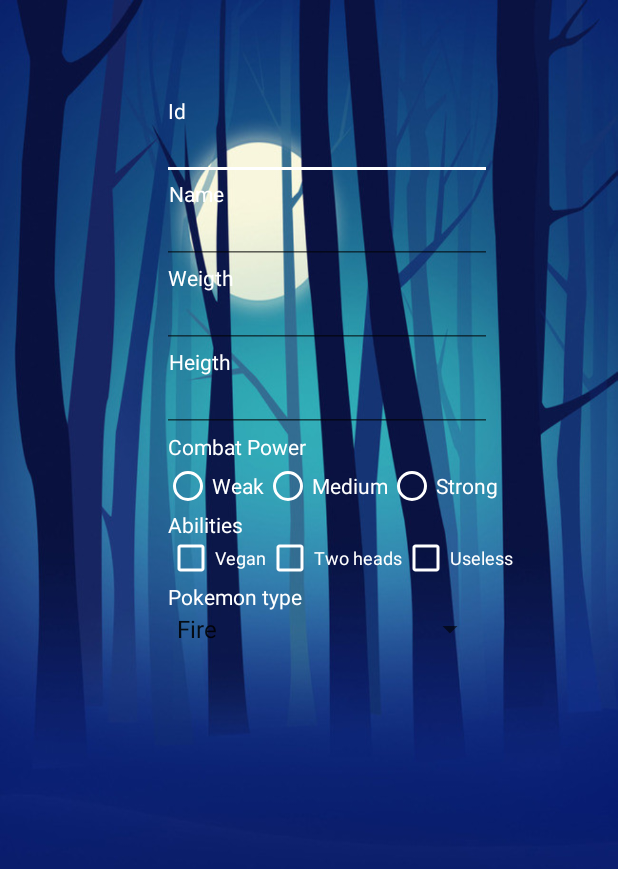
After one commit to vytautasPovilaitis/android_pokemons, an Android app: the RegisterNewEntry screen opened directly, with no data from a screen before it, on a phone screen of 412 x 824 dp. The commit adds this screen. Shown: the top 869 px of the screen. Run offline under Robolectric (Android 15) with nearby library versions, the phone set to English and light mode, and no system bars.

Commit message:
sukurtas newEntryActivity, bet duomenų bazių ir java nėra

```diff
--- a/app/src/main/AndroidManifest.xml
+++ b/app/src/main/AndroidManifest.xml
@@ -16,7 +16,8 @@
                 <category android:name="android.intent.category.LAUNCHER" />
             </intent-filter>
         </activity>
-        <activity android:name=".RegisterActivity"></activity>
+        <activity android:name=".RegisterActivity" />
+        <activity android:name=".RegisterNewEntry"></activity>
     </application>
 
 </manifest>
--- /dev/null
+++ b/app/src/main/java/com/example/vytautas/myapplication/RegisterNewEntry.java
@@ -0,0 +1,28 @@
+package com.example.vytautas.myapplication;
+
+import android.support.v7.app.AppCompatActivity;
+import android.os.Bundle;
+import android.widget.ArrayAdapter;
+import android.widget.Spinner;
+
+public class RegisterNewEntry extends AppCompatActivity {
+    ArrayAdapter arrayAdapter;
+
+    @Override
+    protected void onCreate(Bundle savedInstanceState) {
+        super.onCreate(savedInstanceState);
+        setContentView(R.layout.activity_register_new_entry);
+        initRegisterNewActivitySpinner();
+
+    }
+
+    public void initRegisterNewActivitySpinner() {
+        Spinner registerNewActivitySpinner = (Spinner) findViewById(R.id.registerNewAcivity_type_spinner);
+        String[] arraySpinner = new String[]{
+                "Fire", "Water", "Earth", "Metal", "Electric"};
+        ArrayAdapter<String> adapter = new ArrayAdapter<String>(this,
+                android.R.layout.simple_spinner_item, arraySpinner);
+        adapter.setDropDownViewResource(android.R.layout.simple_dropdown_item_1line);
+        registerNewActivitySpinner.setAdapter(adapter);
+    }
+}
--- a/app/src/main/java/com/example/vytautas/myapplication/User.java
+++ b/app/src/main/java/com/example/vytautas/myapplication/User.java
@@ -13,7 +13,7 @@ public class User {
     private String email;
     private static final String PREFERENCES_FILE_NAME = "com.example.vytautas.myapplication";
     private static final String USERNAME_KEY = "username";
-    private static final String PASSWORD_KEY = "password";
+    private static final String PASSWORD_KEY = "login_et_password";
     private static final String REMEMBER_ME_KEY = "rememberMe";
 
     private SharedPreferences sharedPreferences;
--- /dev/null
+++ b/app/src/main/res/layout/activity_register_new_entry.xml
@@ -0,0 +1,230 @@
+<?xml version="1.0" encoding="utf-8"?>
+<ScrollView xmlns:android="http://schemas.android.com/apk/res/android"
+    xmlns:app="http://schemas.android.com/apk/res-auto"
+    xmlns:tools="http://schemas.android.com/tools"
+    android:layout_width="match_parent"
+    android:layout_height="match_parent"
+    android:background="@drawable/background">
+
+
+    <android.support.constraint.ConstraintLayout
+        android:layout_width="match_parent"
+        android:layout_height="wrap_content">
+
+        <TextView
+            android:id="@+id/tw_id"
+            android:layout_width="wrap_content"
+            android:layout_height="wrap_content"
+            android:layout_marginEnd="204dp"
+            android:text="@string/pokemon_id"
+            android:textColor="@color/white"
+            app:layout_constraintEnd_toEndOf="@+id/et_id"
+            app:layout_constraintTop_toTopOf="@+id/et_id" />
+
+        <TextView
+            android:id="@+id/tw_name"
+            android:layout_width="43dp"
+            android:layout_height="17dp"
+            android:layout_marginEnd="172dp"
+            android:layout_marginTop="36dp"
+            android:text="@string/pokemon_name"
+            android:textColor="@color/white"
+            app:layout_constraintEnd_toEndOf="@+id/et_name"
+            app:layout_constraintTop_toBottomOf="@+id/tw_id" />
+
+
+        <TextView
+            android:id="@+id/tw_weigth"
+            android:layout_width="wrap_content"
+            android:layout_height="wrap_content"
+            android:layout_marginEnd="172dp"
+            android:layout_marginTop="92dp"
+            android:text="@string/pokemon_weigth"
+            android:textColor="@color/white"
+            app:layout_constraintEnd_toEndOf="@+id/et_weigth"
+            app:layout_constraintTop_toBottomOf="@+id/tw_id" />
+
+        <TextView
+            android:id="@+id/tw_heigth"
+            android:layout_width="wrap_content"
+            android:layout_height="wrap_content"
+            android:layout_marginEnd="174dp"
+            android:layout_marginTop="148dp"
+            android:text="@string/pokemon_heigth"
+            android:textColor="@color/white"
+            app:layout_constraintEnd_toEndOf="@+id/et_heigth"
+            app:layout_constraintTop_toBottomOf="@+id/tw_id" />
+
+        <EditText
+            android:id="@+id/et_id"
+            android:layout_width="220dp"
+            android:layout_height="56dp"
+            android:layout_marginEnd="84dp"
+            android:layout_marginTop="64dp"
+            android:ems="10"
+            android:inputType="textPersonName"
+            android:textColor="@color/white"
+            app:layout_constraintEnd_toEndOf="parent"
+            app:layout_constraintTop_toTopOf="parent" />
+
+        <EditText
+            android:id="@+id/et_name"
+            android:layout_width="220dp"
+            android:layout_height="56dp"
+            android:layout_marginEnd="84dp"
+            android:ems="10"
+            android:inputType="textPersonName"
+            android:textColor="@color/white"
+            app:layout_constraintEnd_toEndOf="parent"
+            app:layout_constraintTop_toBottomOf="@+id/et_id" />
+
+        <EditText
+            android:id="@+id/et_weigth"
+            android:layout_width="220dp"
+            android:layout_height="56dp"
+            android:layout_marginEnd="84dp"
+            android:ems="10"
+            android:inputType="textPersonName"
+            android:textColor="@color/white"
+            app:layout_constraintEnd_toEndOf="parent"
+            app:layout_constraintTop_toBottomOf="@+id/et_name" />
+
+        <EditText
+            android:id="@+id/et_heigth"
+            android:layout_width="220dp"
+            android:layout_height="56dp"
+            android:layout_marginEnd="84dp"
+            android:ems="10"
+            android:inputType="textPersonName"
+            android:textColor="@color/white"
+            app:layout_constraintEnd_toEndOf="parent"
+            app:layout_constraintTop_toBottomOf="@+id/et_weigth" />
+
+        <TextView
+            android:id="@+id/tw_power"
+            android:layout_width="wrap_content"
+            android:layout_height="wrap_content"
+            android:layout_marginEnd="208dp"
+            android:text="@string/combat_power"
+            android:textColor="@color/white"
+            app:layout_constraintEnd_toEndOf="parent"
+            app:layout_constraintTop_toBottomOf="@+id/et_heigth" />
+
+        <RadioGroup
+            android:id="@+id/radioGroup"
+            android:layout_width="wrap_content"
+            android:layout_height="wrap_content"
+            android:layout_marginEnd="80dp"
+            android:layout_marginTop="308dp"
+            android:orientation="horizontal"
+            app:layout_constraintEnd_toEndOf="parent"
+            app:layout_constraintTop_toTopOf="parent">
+
+            <RadioButton
+                android:id="@+id/radioButton4"
+                android:layout_width="wrap_content"
+                android:layout_height="wrap_content"
+                android:layout_weight="1"
+                android:buttonTint="@color/white"
+                android:text="@string/pokemon_power_weak"
+                android:textColor="@color/white"
+                tools:ignore="UnusedAttribute"
+                tools:layout_editor_absoluteX="258dp"
+                tools:layout_editor_absoluteY="276dp" />
+
+            <RadioButton
+                android:id="@+id/radioButton2"
+                android:layout_width="wrap_content"
+                android:layout_height="wrap_content"
+                android:layout_weight="1"
+                android:buttonTint="@color/white"
+                android:text="@string/pokemon_power_medium"
+                android:textColor="@color/white"
+                android:textSize="14sp"
+                tools:ignore="UnusedAttribute"
+                tools:layout_editor_absoluteX="97dp"
+                tools:layout_editor_absoluteY="292dp" />
+
+            <RadioButton
+                android:id="@+id/radioButton3"
+                android:layout_width="wrap_content"
+                android:layout_height="wrap_content"
+                android:layout_weight="1"
+                android:buttonTint="@color/white"
+                android:text="@string/pokemon_power_strong"
+                android:textColor="@color/white"
+                android:textSize="14sp"
+                tools:ignore="UnusedAttribute"
+                tools:layout_editor_absoluteX="145dp"
+                tools:layout_editor_absoluteY="276dp" />
+        </RadioGroup>
+
+        <TextView
+            android:id="@+id/tw_abilities"
+            android:layout_width="wrap_content"
+            android:layout_height="wrap_content"
+            android:text="@string/pokemon_abilities"
+            android:textColor="@color/white"
+            app:layout_constraintStart_toStartOf="@+id/tw_power"
+            app:layout_constraintTop_toBottomOf="@+id/radioGroup" />
+
+        <CheckBox
+            android:id="@+id/cb_cb_vegan"
+            android:layout_width="wrap_content"
+            android:layout_height="wrap_content"
+            android:layout_marginTop="16dp"
+            android:buttonTint="@color/white"
+            android:text="@string/pokemon_vegan"
+            android:textColor="@color/white"
+            android:textSize="12sp"
+            app:layout_constraintEnd_toStartOf="@+id/cb_twoHeads"
+            app:layout_constraintTop_toBottomOf="@+id/radioGroup" />
+
+        <CheckBox
+            android:id="@+id/cb_twoHeads"
+            android:layout_width="wrap_content"
+            android:layout_height="wrap_content"
+            android:layout_marginEnd="144dp"
+            android:layout_marginTop="16dp"
+            android:buttonTint="@color/white"
+            android:text="@string/pokemon_twoHeads"
+            android:textColor="@color/white"
+            android:textSize="12sp"
+            app:layout_constraintEnd_toEndOf="parent"
+            app:layout_constraintTop_toBottomOf="@+id/radioGroup" />
+
+        <CheckBox
+            android:id="@+id/register_new_activity_cb_useless"
+            android:layout_width="76dp"
+            android:layout_height="32dp"
+            android:buttonTint="@color/white"
+            android:text="@string/pokemon_useless"
+            android:textColor="@color/white"
+            android:textSize="12sp"
+            app:layout_constraintStart_toEndOf="@+id/cb_twoHeads"
+            app:layout_constraintTop_toTopOf="@+id/cb_twoHeads" />
+
+        <Spinner
+            android:id="@+id/registerNewAcivity_type_spinner"
+            android:layout_width="214dp"
+            android:layout_height="wrap_content"
+            android:layout_marginEnd="88dp"
+            app:layout_constraintEnd_toEndOf="parent"
+            app:layout_constraintTop_toBottomOf="@+id/textView12"
+
+            />
+
+        <TextView
+            android:id="@+id/textView12"
+            android:layout_width="wrap_content"
+            android:layout_height="wrap_content"
+            android:text="@string/pokemon_type"
+            android:textColor="@color/white"
+            app:layout_constraintStart_toStartOf="@+id/tw_abilities"
+            app:layout_constraintTop_toBottomOf="@+id/cb_cb_vegan" />
+
+
+    </android.support.constraint.ConstraintLayout>
+
+
+</ScrollView>
--- a/app/src/main/res/values/colors.xml
+++ b/app/src/main/res/values/colors.xml
@@ -3,7 +3,7 @@
     <color name="colorPrimary">#3F51B5</color>
     <color name="colorPrimaryDark">#303F9F</color>
     <color name="colorAccent">#ffffff</color>
-    <color name="lightBlue">#02122b</color>
+    <color name="darkBlue">#02122b</color>
     <color name="white">#ffffff</color>
     <color name="green">#094e00</color>
     <color name="orange">#f24900</color>
--- a/app/src/main/res/values/strings.xml
+++ b/app/src/main/res/values/strings.xml
@@ -27,6 +27,22 @@
     <string name="register_invalid_username">Username is invalid</string>
     <string name="register_invalid_password">Password is invalid</string>
     <string name="register_invalid_email">Invalid email</string>
+    <string name="pokemon_weigth">Weigth</string>
+    <string name="pokemon_heigth">Heigth</string>
+    <string name="pokemon_name">Name</string>
+    <string name="pokemon_id">Id</string>
+    <string name="register_label"> Register new user</string>
+    <string name="login_label">Login</string>
+    <string name="registerNewEntry_label">Add new pokemon</string>
+    <string name="pokemon_power_weak">Weak</string>
+    <string name="pokemon_power_medium">Medium</string>
+    <string name="pokemon_power_strong">Strong</string>
+    <string name="combat_power">Combat Power</string>
+    <string name="pokemon_abilities">Abilities</string>
+    <string name="pokemon_useless">Useless</string>
+    <string name="pokemon_twoHeads">Two heads</string>
+    <string name="pokemon_vegan">Vegan</string>
+    <string name="pokemon_type">Pokemon type</string>
 
 
     description
--- a/app/src/main/res/values/styles.xml
+++ b/app/src/main/res/values/styles.xml
@@ -1,11 +1,16 @@
 <resources>
 
     <!-- Base application theme. -->
-    <style name="AppTheme" parent="Theme.AppCompat.Light.DarkActionBar">
+    <style name="AppTheme" parent="Theme.AppCompat.Light.NoActionBar">
         <!-- Customize your theme here. -->
         <item name="colorPrimary">@color/colorPrimary</item>
         <item name="colorPrimaryDark">@color/colorPrimaryDark</item>
         <item name="colorAccent">@color/colorAccent</item>
     </style>
 
+    <style name="registerNewEntry_spinner" parent="Base.Widget.AppCompat.Spinner">
+        <item name="android:textColor">@color/white</item>
+        >
+    </style>
+
 </resources>
```
Also changed, not shown: app/src/main/java/com/example/vytautas/myapplication/MainActivity.java (+11 -13 lines), app/src/main/res/layout-v21/activity_main.xml (+37 -34 lines), app/src/main/res/layout/activity_register.xml (+8 -8 lines), app/src/main/res/drawable-v24/background.jpg (added).
